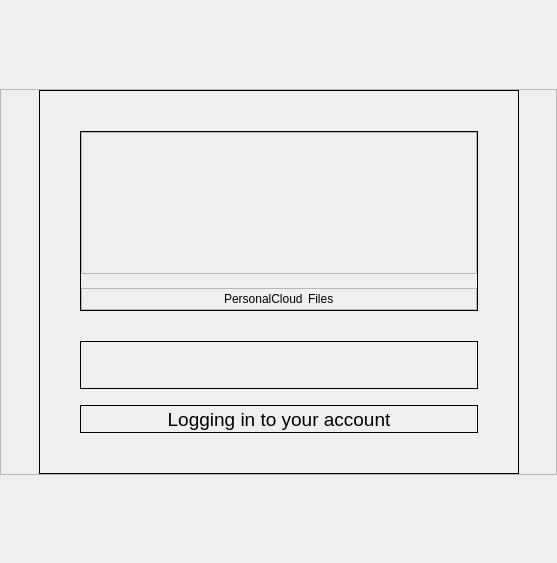
First picture: the form in src/gui/newwizard/pages/waitpage.ui, repository CSG-Development/owncloud-client, before the edit.
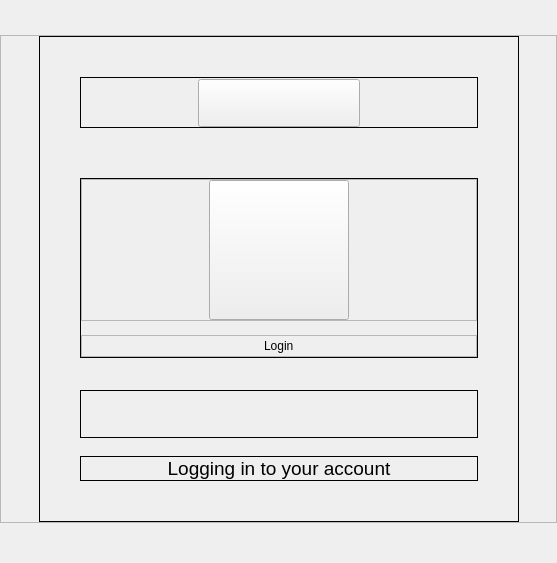
Second picture: the form after the edit. Custom widgets are drawn as their Qt base class.

Diff of the .ui file:
```diff
--- a/src/gui/newwizard/pages/waitpage.ui
+++ b/src/gui/newwizard/pages/waitpage.ui
@@ -114,13 +114,13 @@
            <property name="minimumSize">
             <size>
              <width>480</width>
-             <height>384</height>
+             <height>486</height>
             </size>
            </property>
            <property name="maximumSize">
             <size>
              <width>480</width>
-             <height>384</height>
+             <height>486</height>
             </size>
            </property>
            <property name="frameShape">
@@ -128,7 +128,7 @@
            </property>
            <layout class="QVBoxLayout" name="verticalLayout_3">
             <property name="spacing">
-             <number>0</number>
+             <number>2</number>
             </property>
             <property name="leftMargin">
              <number>40</number>
@@ -142,6 +142,112 @@
             <property name="bottomMargin">
              <number>40</number>
             </property>
+            <item>
+             <widget class="QFrame" name="frame_2">
+              <property name="minimumSize">
+               <size>
+                <width>0</width>
+                <height>51</height>
+               </size>
+              </property>
+              <property name="maximumSize">
+               <size>
+                <width>16777215</width>
+                <height>51</height>
+               </size>
+              </property>
+              <property name="frameShape">
+               <enum>QFrame::Shape::Box</enum>
+              </property>
+              <property name="frameShadow">
+               <enum>QFrame::Shadow::Plain</enum>
+              </property>
+              <property name="class" stdset="0">
+               <string notr="true">helper_frame</string>
+              </property>
+              <layout class="QHBoxLayout" name="horizontalLayout_6">
+               <property name="leftMargin">
+                <number>0</number>
+               </property>
+               <property name="topMargin">
+                <number>1</number>
+               </property>
+               <property name="rightMargin">
+                <number>0</number>
+               </property>
+               <property name="bottomMargin">
+                <number>1</number>
+               </property>
+               <item>
+                <spacer name="horizontalSpacer_4">
+                 <property name="orientation">
+                  <enum>Qt::Orientation::Horizontal</enum>
+                 </property>
+                 <property name="sizeHint" stdset="0">
+                  <size>
+                   <width>109</width>
+                   <height>20</height>
+                  </size>
+                 </property>
+                </spacer>
+               </item>
+               <item>
+                <widget class="QToolButton" name="btnLogo">
+                 <property name="minimumSize">
+                  <size>
+                   <width>162</width>
+                   <height>48</height>
+                  </size>
+                 </property>
+                 <property name="maximumSize">
+                  <size>
+                   <width>162</width>
+                   <height>48</height>
+                  </size>
+                 </property>
+                 <property name="focusPolicy">
+                  <enum>Qt::FocusPolicy::NoFocus</enum>
+                 </property>
+                 <property name="text">
+                  <string/>
+                 </property>
+                 <property name="iconSize">
+                  <size>
+                   <width>162</width>
+                   <height>48</height>
+                  </size>
+                 </property>
+                </widget>
+               </item>
+               <item>
+                <spacer name="horizontalSpacer_10">
+                 <property name="orientation">
+                  <enum>Qt::Orientation::Horizontal</enum>
+                 </property>
+                 <property name="sizeHint" stdset="0">
+                  <size>
+                   <width>109</width>
+                   <height>20</height>
+                  </size>
+                 </property>
+                </spacer>
+               </item>
+              </layout>
+             </widget>
+            </item>
+            <item>
+             <spacer name="verticalSpacer_3">
+              <property name="orientation">
+               <enum>Qt::Orientation::Vertical</enum>
+              </property>
+              <property name="sizeHint" stdset="0">
+               <size>
+                <width>20</width>
+                <height>40</height>
+               </size>
+              </property>
+             </spacer>
+            </item>
             <item>
              <widget class="QFrame" name="frameLogo">
               <property name="minimumSize">
@@ -222,13 +328,7 @@
                    </spacer>
                   </item>
                   <item>
-                   <widget class="QLabel" name="lblImage">
-                    <property name="sizePolicy">
-                     <sizepolicy hsizetype="Fixed" vsizetype="Fixed">
-                      <horstretch>0</horstretch>
-                      <verstretch>0</verstretch>
-                     </sizepolicy>
-                    </property>
+                   <widget class="QToolButton" name="btnImage">
                     <property name="minimumSize">
                      <size>
                       <width>140</width>
@@ -244,8 +344,11 @@
                     <property name="text">
                      <string/>
                     </property>
-                    <property name="alignment">
-                     <set>Qt::AlignmentFlag::AlignCenter</set>
+                    <property name="iconSize">
+                     <size>
+                      <width>140</width>
+                      <height>140</height>
+                     </size>
                     </property>
                    </widget>
                   </item>
@@ -321,30 +424,7 @@
                   <item>
                    <widget class="QLabel" name="lblAppName">
                     <property name="text">
-                     <string>PersonalCloud</string>
-                    </property>
-                   </widget>
-                  </item>
-                  <item>
-                   <spacer name="horizontalSpacer_4">
-                    <property name="orientation">
-                     <enum>Qt::Orientation::Horizontal</enum>
-                    </property>
-                    <property name="sizeType">
-                     <enum>QSizePolicy::Policy::Fixed</enum>
-                    </property>
-                    <property name="sizeHint" stdset="0">
-                     <size>
-                      <width>5</width>
-                      <height>20</height>
-                     </size>
-                    </property>
-                   </spacer>
-                  </item>
-                  <item>
-                   <widget class="QLabel" name="lblFiles">
-                    <property name="text">
-                     <string>Files</string>
+                     <string>Login</string>
                     </property>
                    </widget>
                   </item>
```
Left out of the diff: 3 changed lines with no effect on the pictures.
